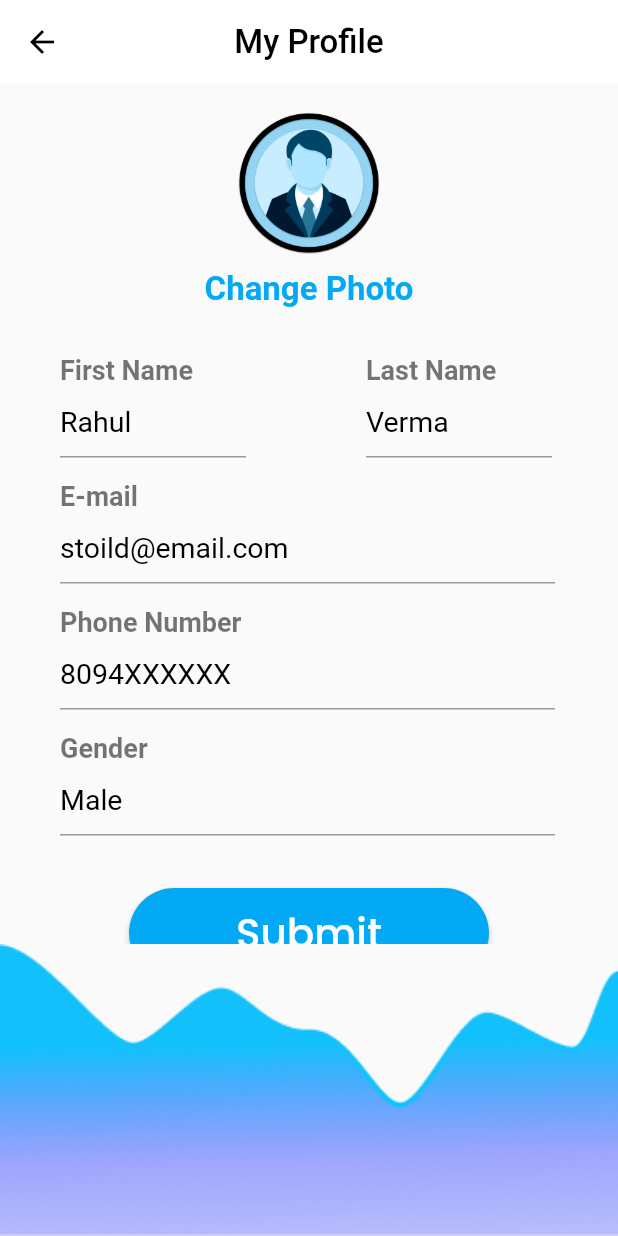
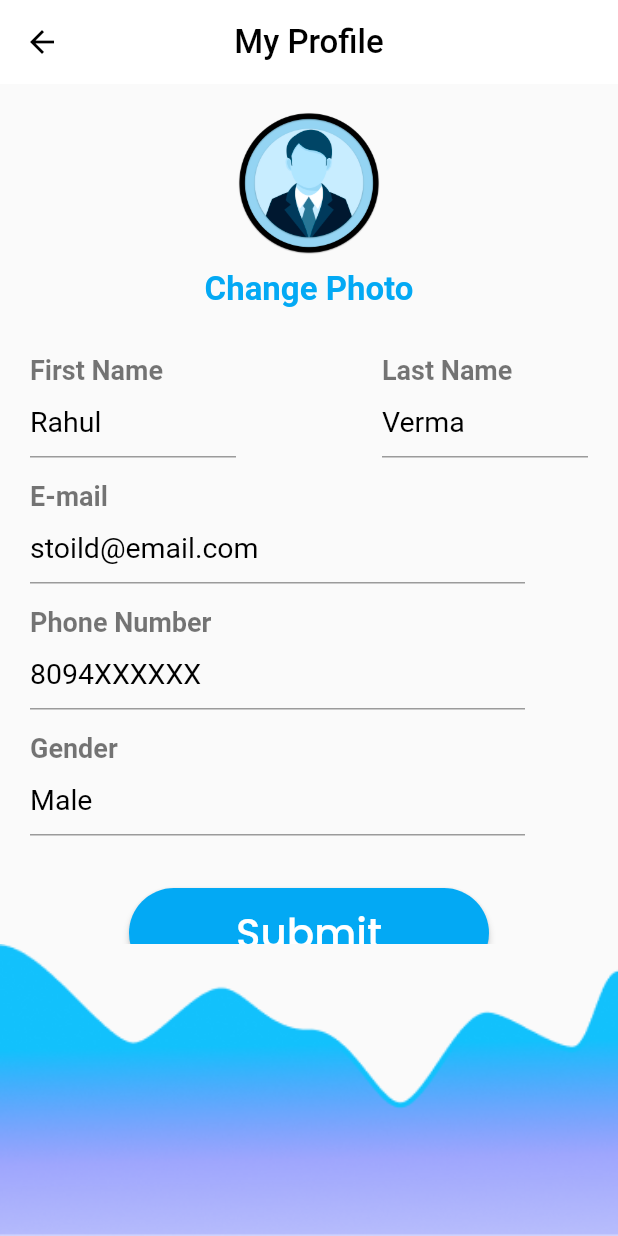
Before and after one commit to spandan3001/mcx_final, a Flutter app: the Profile screen opened directly, on a phone screen of 412 x 824 dp. Run offline on Flutter 3.47's test engine with Material 2 defaults, Android fonts, the phone set to English and light mode, and no system bars; our stand-ins replace cloud_firestore, file_picker, firebase_auth, firebase_core, flutter_chat_types, flutter_chat_ui and 3 more; missing offline and left inert: email_otp; accounts and stored records are empty; network calls fail; Roboto replaces fonts that are missing (OpenSans).

```diff
--- a/lib/My Profile.dart
+++ /dev/null
@@ -1,224 +0,0 @@
-import 'package:flutter/material.dart';
-
-class Profile extends StatefulWidget {
-  const Profile({super.key});
-
-  @override
-  State<Profile> createState() => _ProfileState();
-}
-
-class _ProfileState extends State<Profile> {
-  @override
-  Widget build(BuildContext context) {
-    return Scaffold(
-      appBar: AppBar(
-        backgroundColor: Colors.white,
-        elevation: 0,
-        centerTitle: true,
-        title: Text(
-          'My Profile',
-          style: TextStyle(
-            fontSize: 22,
-            color: Colors.black,
-          ),
-        ),
-        leading: GestureDetector(
-          child: Icon(
-            Icons.arrow_back_outlined,
-            color: Colors.black,
-          ),
-          onTap: () {
-            Navigator.pop(context);
-          },
-        ),
-      ),
-      body: SingleChildScrollView(
-        child: Column(
-          crossAxisAlignment: CrossAxisAlignment.start,
-          children: [
-            SizedBox(height: 16),
-            Center(
-              child: Image.asset(
-                'images/User.png',
-                alignment: Alignment.center,
-                width: 100,
-                height: 100,
-              ),
-            ),
-            SizedBox(height: 8),
-            Center(
-              child: Text(
-                'Change Photo',
-                style: TextStyle(
-                    color: Colors.lightBlue,
-                    fontSize: 22,
-                    fontWeight: FontWeight.bold),
-              ),
-            ),
-            SizedBox(height: 30),
-            Row(
-              children: [
-                Column(
-                  crossAxisAlignment: CrossAxisAlignment.start,
-                  children: [
-                    Padding(
-                      padding: const EdgeInsets.symmetric(horizontal: 40),
-                      child: Text(
-                        'First Name',
-                        style: TextStyle(
-                            color: Colors.black54,
-                            fontSize: 18,
-                            fontWeight: FontWeight.bold),
-                      ),
-                    ),
-                    Padding(
-                      padding: const EdgeInsets.symmetric(horizontal: 40),
-                      child: Container(
-                        width: 124,
-                        child: TextFormField(
-                          decoration: InputDecoration(
-                            hintText: 'Rahul',
-                            hintStyle: TextStyle(color: Colors.black, fontSize: 19),
-                          ),
-                        ),
-                      ),
-                    ),
-                  ],
-                ),
-                Column(
-                  crossAxisAlignment: CrossAxisAlignment.start,
-                  children: [
-                    Padding(
-                      padding: const EdgeInsets.symmetric(horizontal: 40),
-                      child: Text(
-                        'Last Name',
-                        style: TextStyle(
-                            color: Colors.black54,
-                            fontSize: 18,
-                            fontWeight: FontWeight.bold),
-                      ),
-                    ),
-                    Padding(
-                      padding: const EdgeInsets.symmetric(horizontal: 40),
-                      child: Container(
-                        width: 124,
-                        child: TextFormField(
-                          decoration: InputDecoration(
-                            hintText: 'Verma',
-                            hintStyle: TextStyle(color: Colors.black, fontSize: 19),
-                          ),
-                        ),
-                      ),
-                    ),
-                  ],
-                ),
-              ],
-            ),
-            SizedBox(height: 15),
-            Padding(
-              padding: const EdgeInsets.symmetric(horizontal: 40),
-              child: Text(
-                'E-mail',
-                style: TextStyle(
-                    color: Colors.black54,
-                    fontSize: 18,
-                    fontWeight: FontWeight.bold),
-              ),
-            ),
-            Padding(
-              padding: const EdgeInsets.symmetric(horizontal: 40),
-              child: Container(
-                width: 330,
-                child: TextFormField(
-                  decoration: InputDecoration(
-                    hintText: 'stoild@email.com',
-                    hintStyle: TextStyle(color: Colors.black, fontSize: 19),
-                  ),
-                ),
-              ),
-            ),
-            SizedBox(height: 15),
-            Padding(
-              padding: const EdgeInsets.symmetric(horizontal: 40),
-              child: Text(
-                'Phone Number',
-                style: TextStyle(
-                    color: Colors.black54,
-                    fontSize: 18,
-                    fontWeight: FontWeight.bold),
-              ),
-            ),
-            Padding(
-              padding: const EdgeInsets.symmetric(horizontal: 40),
-              child: Container(
-                width: 330,
-                child: TextFormField(
-                  decoration: InputDecoration(
-                    hintText: '8094XXXXXX',
-                    hintStyle: TextStyle(color: Colors.black, fontSize: 19),
-                  ),
-                ),
-              ),
-            ),
-            SizedBox(height: 15),
-            Padding(
-              padding: const EdgeInsets.symmetric(horizontal: 40),
-              child: Text(
-                'Gender',
-                style: TextStyle(
-                  color: Colors.black54,
-                  fontSize: 18,
-                  fontWeight: FontWeight.bold,
-                ),
-              ),
-            ),
-            Padding(
-              padding: const EdgeInsets.symmetric(horizontal: 40),
-              child: Container(
-                width: 330,
-                child: TextFormField(
-                  decoration: InputDecoration(
-                    hintText: 'Male',
-                    hintStyle: TextStyle(color: Colors.black, fontSize: 19),
-                  ),
-                ),
-              ),
-            ),
-            SizedBox(height: 35),
-            Center(
-              child: Container(
-                width: 240,
-                height: 60,
-                child: ElevatedButton(
-                  onPressed: () {
-                    Navigator.pop(context);
-                  },
-                  style: ElevatedButton.styleFrom(
-                    primary: Colors.lightBlue,
-                    shape: RoundedRectangleBorder(
-                      borderRadius: BorderRadius.circular(50),
-                    ),
-                  ),
-                  child: Text(
-                    'Submit',
-                    style: TextStyle(
-                      color: Colors.white,
-                      fontSize: 27,
-                      fontFamily: 'Poppins',
-                    ),
-                  ),
-                ),
-              ),
-            ),
-          ],
-        ),
-      ),
-      bottomNavigationBar: SizedBox(
-        child: Image.asset(
-          "images/line chart.png",
-          fit: BoxFit.fill,
-        ),
-      ),
-    );
-  }
-}
--- a/lib/SidePanel.dart
+++ b/lib/SidePanel.dart
@@ -1,20 +1,19 @@
 import 'package:firebase_auth/firebase_auth.dart';
 import 'package:flutter/material.dart';
 import 'package:google_fonts/google_fonts.dart';
-import 'package:sidepanel_flutter/screens/chat_screen/chat_screen.dart';
-import 'package:sidepanel_flutter/screens/contact_us/Contact%20Us.dart';
-import 'package:sidepanel_flutter/about.dart';
-import 'package:sidepanel_flutter/home.dart';
+import 'package:mcx_live/screens/chat_screen/chat_screen.dart';
+import 'package:mcx_live/screens/contact_us/Contact%20Us.dart';
+import 'package:mcx_live/about.dart';
 
-import 'My Profile.dart';
+import 'screens/my_profile_screen.dart';
 
-class Sidepanel extends StatefulWidget {
-  const Sidepanel({Key? key}) : super(key: key);
+class SidePanelScreen extends StatefulWidget {
+  const SidePanelScreen({Key? key}) : super(key: key);
   @override
-  State<Sidepanel> createState() => _SidepanelState();
+  State<SidePanelScreen> createState() => _SidePanelScreenState();
 }
 
-class _SidepanelState extends State<Sidepanel> {
+class _SidePanelScreenState extends State<SidePanelScreen> {
   @override
   Widget build(BuildContext context) {
     var w = MediaQuery.of(context).size.width;
@@ -24,7 +23,7 @@ class _SidepanelState extends State<Sidepanel> {
         elevation: 0,
         backgroundColor: Colors.lightBlue,
         title: const Text(
-          'SidePanel',
+          'MCX',
           style: TextStyle(
             fontSize: 22,
             color: Colors.white,
--- a/lib/init_screen/auth.dart
+++ b/lib/init_screen/auth.dart
@@ -3,6 +3,8 @@ import 'dart:async';
 import 'package:cloud_firestore/cloud_firestore.dart';
 import 'package:firebase_auth/firebase_auth.dart';
 import 'package:flutter/material.dart';
+import 'package:mcx_live/provider_classes/user_detials_provider.dart';
+import 'package:provider/provider.dart';
 
 import '../SidePanel.dart';
 import '../home.dart';
@@ -43,15 +45,18 @@ class _MyAuthState extends State<MyAuth> {
                 //AdminModel adminData = snapshotAdmin.data as AdminModel;
                 return const HomeScreen();
               } else {
-                return FutureBuilder(
+                return Consumer<UserProvider>(
+                  builder: (context, userProvider, child) => FutureBuilder(
                     future: getUser(email),
                     builder: (context, snapshot1) {
                       if (snapshot1.connectionState == ConnectionState.done) {
                         if (snapshot1.hasData) {
-                        //UserModel userdata = snapshot1.data as UserModel;
-                        return const Sidepanel();
+                          UserModel userModel = snapshot1.data as UserModel;
+                          userProvider.setUser(userModel);
+                          return const SidePanelScreen();
                         } else if (snapshot1.hasError) {
-                        return Center(child: Text(snapshot1.error.toString()));
+                          return Center(
+                              child: Text(snapshot1.error.toString()));
                         } else {
                           return const Center(child: Text("Something wrong"));
                         }
@@ -59,6 +64,7 @@ class _MyAuthState extends State<MyAuth> {
                         return const Loading();
                       }
                     },
+                  ),
                 );
               }
             },
--- a/lib/login_register/forgot.dart
+++ b/lib/login_register/forgot.dart
@@ -1,7 +1,7 @@
 import 'package:firebase_auth/firebase_auth.dart';
 import 'package:flutter/cupertino.dart';
 import 'package:flutter/material.dart';
-import 'package:sidepanel_flutter/screens/chat_screen/chat_screen.dart';
+import 'package:mcx_live/screens/chat_screen/chat_screen.dart';
 
 import '../utils/components/button.dart';
 import '../utils/components/textfield.dart';
--- a/lib/login_register/otp_verification.dart
+++ b/lib/login_register/otp_verification.dart
@@ -3,8 +3,8 @@ import 'package:cloud_firestore/cloud_firestore.dart';
 import 'package:email_otp/email_otp.dart';
 import 'package:firebase_auth/firebase_auth.dart';
 import 'package:flutter/material.dart';
-import 'package:sidepanel_flutter/models/user_model.dart';
-import 'package:sidepanel_flutter/utils/color_constants.dart';
+import 'package:mcx_live/models/user_model.dart';
+import 'package:mcx_live/utils/color_constants.dart';
 
 class EmailVerifier extends StatelessWidget {
   const EmailVerifier(
--- a/lib/main.dart
+++ b/lib/main.dart
@@ -1,6 +1,7 @@
 import 'package:firebase_core/firebase_core.dart';
 import 'package:flutter/material.dart';
-
+import 'package:mcx_live/provider_classes/user_detials_provider.dart';
+import 'package:provider/provider.dart';
 import 'firebase_options.dart';
 import 'init_screen/auth.dart';
 
@@ -9,10 +10,21 @@ Future<void> main() async {
   await Firebase.initializeApp(
     options: DefaultFirebaseOptions.currentPlatform,
   );
-  runApp(MyApp());
+  runApp(
+    MultiProvider(
+      providers: [
+        ChangeNotifierProvider(
+          create: (context) => UserProvider(),
+        ),
+      ],
+      child: const MyApp(),
+    ),
+  );
 }
 
 class MyApp extends StatelessWidget {
+  const MyApp({super.key});
+
   @override
   Widget build(BuildContext context) {
     return MaterialApp(
--- /dev/null
+++ b/lib/provider_classes/user_detials_provider.dart
@@ -0,0 +1,17 @@
+import 'package:flutter/cupertino.dart';
+import 'package:mcx_live/models/user_model.dart';
+
+class UserProvider extends ChangeNotifier {
+  late UserModel userModel;
+
+  void getUser() {}
+
+  void getUserFromDB() {}
+
+  void setUserToDB(UserModel userModel) {}
+
+  void setUser(UserModel userModel) {
+    this.userModel = userModel;
+    notifyListeners();
+  }
+}
--- a/lib/screens/contact_us/Contact Us.dart
+++ b/lib/screens/contact_us/Contact Us.dart
@@ -1,7 +1,7 @@
 import 'dart:io';
 
 import 'package:flutter/material.dart';
-import 'package:sidepanel_flutter/utils/round_text_field.dart';
+import 'package:mcx_live/utils/round_text_field.dart';
 import 'package:url_launcher/url_launcher.dart';
 
 import '../../utils/components/show_dialog.dart';
--- /dev/null
+++ b/lib/screens/my_profile_screen.dart
@@ -0,0 +1,237 @@
+import 'package:flutter/material.dart';
+
+class Profile extends StatefulWidget {
+  const Profile({super.key});
+
+  @override
+  State<Profile> createState() => _ProfileState();
+}
+
+class _ProfileState extends State<Profile> {
+  @override
+  Widget build(BuildContext context) {
+    double w = MediaQuery.of(context).size.width;
+    double h = MediaQuery.of(context).size.height;
+    return GestureDetector(
+      onTap: () {
+        FocusScopeNode currentFocus = FocusScope.of(context);
+        if (!currentFocus.hasPrimaryFocus) {
+          currentFocus.unfocus();
+        }
+      },
+      child: Scaffold(
+        appBar: AppBar(
+          backgroundColor: Colors.white,
+          elevation: 0,
+          centerTitle: true,
+          title: const Text(
+            'My Profile',
+            style: TextStyle(
+              fontSize: 22,
+              color: Colors.black,
+            ),
+          ),
+          leading: GestureDetector(
+            child: const Icon(
+              Icons.arrow_back_outlined,
+              color: Colors.black,
+            ),
+            onTap: () {
+              Navigator.pop(context);
+            },
+          ),
+        ),
+        body: SingleChildScrollView(
+          child: Column(
+            crossAxisAlignment: CrossAxisAlignment.start,
+            children: [
+              const SizedBox(height: 16),
+              Center(
+                child: Image.asset(
+                  'images/User.png',
+                  alignment: Alignment.center,
+                  width: 100,
+                  height: 100,
+                ),
+              ),
+              const SizedBox(height: 8),
+              const Center(
+                child: Text(
+                  'Change Photo',
+                  style: TextStyle(
+                      color: Colors.lightBlue,
+                      fontSize: 22,
+                      fontWeight: FontWeight.bold),
+                ),
+              ),
+              const SizedBox(height: 30),
+              Row(
+                mainAxisAlignment: MainAxisAlignment.spaceBetween,
+                children: [
+                  Column(
+                    crossAxisAlignment: CrossAxisAlignment.start,
+                    children: [
+                      const Padding(
+                        padding: EdgeInsets.symmetric(horizontal: 20),
+                        child: Text(
+                          'First Name',
+                          style: TextStyle(
+                              color: Colors.black54,
+                              fontSize: 18,
+                              fontWeight: FontWeight.bold),
+                        ),
+                      ),
+                      Padding(
+                        padding: const EdgeInsets.symmetric(horizontal: 20),
+                        child: SizedBox(
+                          width: w / 3,
+                          child: TextFormField(
+                            decoration: const InputDecoration(
+                              hintText: 'Rahul',
+                              hintStyle:
+                                  TextStyle(color: Colors.black, fontSize: 19),
+                            ),
+                          ),
+                        ),
+                      ),
+                    ],
+                  ),
+                  Column(
+                    crossAxisAlignment: CrossAxisAlignment.start,
+                    children: [
+                      const Padding(
+                        padding: EdgeInsets.symmetric(horizontal: 20),
+                        child: Text(
+                          'Last Name',
+                          style: TextStyle(
+                              color: Colors.black54,
+                              fontSize: 18,
+                              fontWeight: FontWeight.bold),
+                        ),
+                      ),
+                      Padding(
+                        padding: const EdgeInsets.symmetric(horizontal: 20),
+                        child: SizedBox(
+                          width: w / 3,
+                          child: TextFormField(
+                            decoration: const InputDecoration(
+                              hintText: 'Verma',
+                              hintStyle:
+                                  TextStyle(color: Colors.black, fontSize: 19),
+                            ),
+                          ),
+                        ),
+                      ),
+                    ],
+                  ),
+                ],
+              ),
+              const SizedBox(height: 15),
+              const Padding(
+                padding: EdgeInsets.symmetric(horizontal: 20),
+                child: Text(
+                  'E-mail',
+                  style: TextStyle(
+                      color: Colors.black54,
+                      fontSize: 18,
+                      fontWeight: FontWeight.bold),
+                ),
+              ),
+              Padding(
+                padding: const EdgeInsets.symmetric(horizontal: 20),
+                child: SizedBox(
+                  width: 330,
+                  child: TextFormField(
+                    decoration: const InputDecoration(
+                      hintText: 'stoild@email.com',
+                      hintStyle: TextStyle(color: Colors.black, fontSize: 19),
+                    ),
+                  ),
+                ),
+              ),
+              const SizedBox(height: 15),
+              const Padding(
+                padding: EdgeInsets.symmetric(horizontal: 20),
+                child: Text(
+                  'Phone Number',
+                  style: TextStyle(
+                      color: Colors.black54,
+                      fontSize: 18,
+                      fontWeight: FontWeight.bold),
+                ),
+              ),
+              Padding(
+                padding: const EdgeInsets.symmetric(horizontal: 20),
+                child: Container(
+                  width: 330,
+                  child: TextFormField(
+                    decoration: const InputDecoration(
+                      hintText: '8094XXXXXX',
+                      hintStyle: TextStyle(color: Colors.black, fontSize: 19),
+                    ),
+                  ),
+                ),
+              ),
+              const SizedBox(height: 15),
+              const Padding(
+                padding: EdgeInsets.symmetric(horizontal: 20),
+                child: Text(
+                  'Gender',
+                  style: TextStyle(
+                    color: Colors.black54,
+                    fontSize: 18,
+                    fontWeight: FontWeight.bold,
+                  ),
+                ),
+              ),
+              Padding(
+                padding: const EdgeInsets.symmetric(horizontal: 20),
+                child: Container(
+                  width: 330,
+                  child: TextFormField(
+                    decoration: const InputDecoration(
+                      hintText: 'Male',
+                      hintStyle: TextStyle(color: Colors.black, fontSize: 19),
+                    ),
+                  ),
+                ),
+              ),
+              const SizedBox(height: 35),
+              Center(
+                child: SizedBox(
+                  width: 240,
+                  height: 60,
+                  child: ElevatedButton(
+                    onPressed: () {
+                      Navigator.pop(context);
+                    },
+                    style: ElevatedButton.styleFrom(
+                      backgroundColor: Colors.lightBlue,
+                      shape: RoundedRectangleBorder(
+                        borderRadius: BorderRadius.circular(50),
+                      ),
+                    ),
+                    child: const Text(
+                      'Submit',
+                      style: TextStyle(
+                        color: Colors.white,
+                        fontSize: 27,
+                        fontFamily: 'Poppins',
+                      ),
+                    ),
+                  ),
+                ),
+              ),
+            ],
+          ),
+        ),
+        bottomNavigationBar: SizedBox(
+          child: Image.asset(
+            "images/line chart.png",
+            fit: BoxFit.fill,
+          ),
+        ),
+      ),
+    );
+  }
+}
--- a/pubspec.yaml
+++ b/pubspec.yaml
@@ -1,4 +1,4 @@
-name: sidepanel_flutter
+name: mcx_live
 description: A new Flutter project.
 # The following line prevents the package from being accidentally published to
 # pub.dev using `flutter pub publish`. This is preferred for private packages.
@@ -52,6 +52,7 @@ dependencies:
   firebase_auth: ^4.6.3
   cloud_firestore: ^4.8.1
   email_otp: ^2.0.1
+  provider: ^6.0.5
 
 dev_dependencies:
   flutter_test:
```
Also changed, not shown: pubspec.lock, 18 other files. Lines whose indentation alone changed are shown as unchanged.
